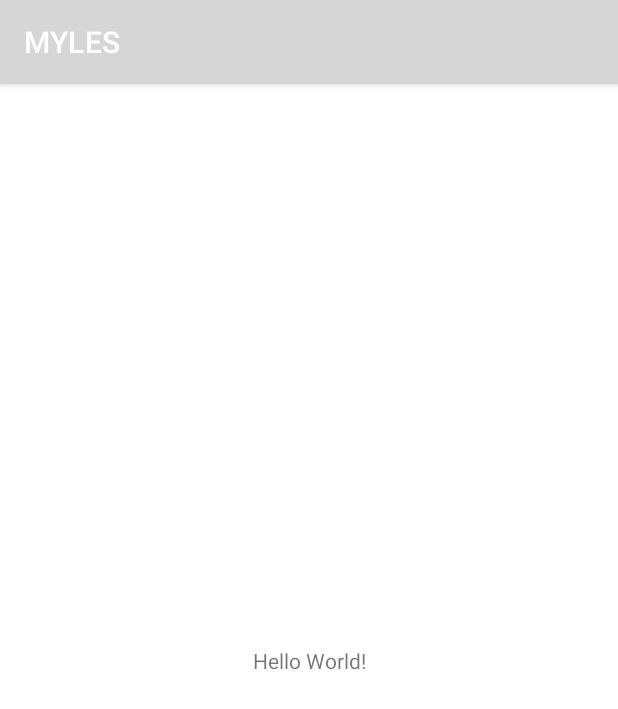
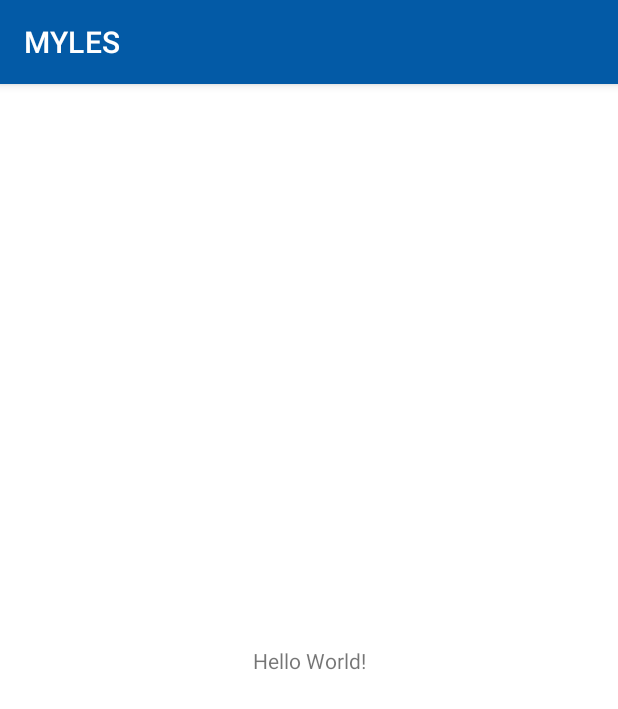
Before and after one commit to RafaelLibrero/MYLES, an Android app: the screen it shows after launch (MainActivity), on a phone screen of 412 x 824 dp. Shown: the top 709 px of the screen. Run offline under Robolectric (Android 15) with nearby library versions, the phone set to English and light mode, and no system bars.

Commit message:
Theme and colors

```diff
--- a/app/src/main/res/values/colors.xml
+++ b/app/src/main/res/values/colors.xml
@@ -3,7 +3,11 @@
     <color name="black">#FF000000</color>
     <color name="white">#F2F2F2</color>
     <color name="yellow">#FEDB4A</color>
-    <color name="dark_blue">#035AA6</color>
+    <color name="blue900">#035AA6</color>
+    <color name="blue600">#009FF1</color>
+    <color name="blue300">#4CC7FF</color>
     <color name="turquoise">#04D99D</color>
-    <color name="orange">#D95204</color>
+    <color name="orange900">#D95204</color>
+    <color name="orange600">#EF8A0A</color>
+    <color name="orange300">#F6B44F</color>
 </resources>
--- a/app/src/main/res/values/themes.xml
+++ b/app/src/main/res/values/themes.xml
@@ -2,12 +2,12 @@
     <!-- Base application theme. -->
     <style name="Theme.MYLES" parent="Theme.MaterialComponents.DayNight.DarkActionBar">
         <!-- Primary brand color. -->
-        <item name="colorPrimary">@color/purple_500</item>
-        <item name="colorPrimaryVariant">@color/purple_700</item>
+        <item name="colorPrimary">@color/blue900</item>
+        <item name="colorPrimaryVariant">@color/blue600</item>
         <item name="colorOnPrimary">@color/white</item>
         <!-- Secondary brand color. -->
-        <item name="colorSecondary">@color/teal_200</item>
-        <item name="colorSecondaryVariant">@color/teal_700</item>
+        <item name="colorSecondary">@color/orange900</item>
+        <item name="colorSecondaryVariant">@color/orange600</item>
         <item name="colorOnSecondary">@color/black</item>
         <!-- Status bar color. -->
         <item name="android:statusBarColor" tools:targetApi="l">?attr/colorPrimaryVariant</item>
```
